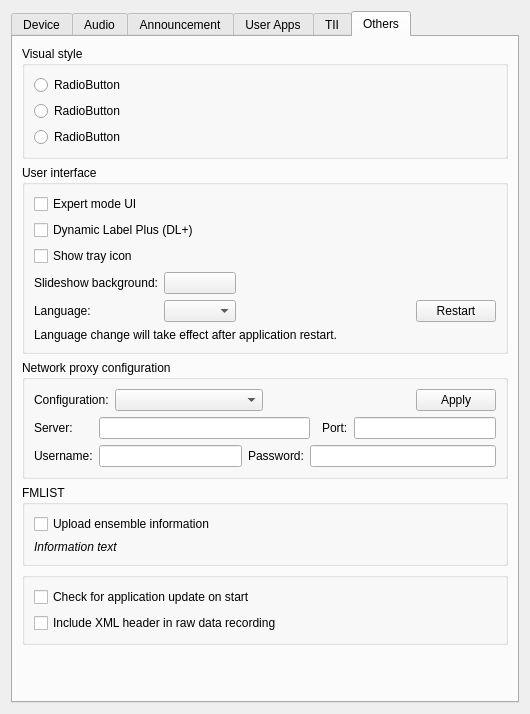
This is gui/setupdialog.ui in KejPi/AbracaDABra as Qt 5 draws it before an edit. The edited form follows.
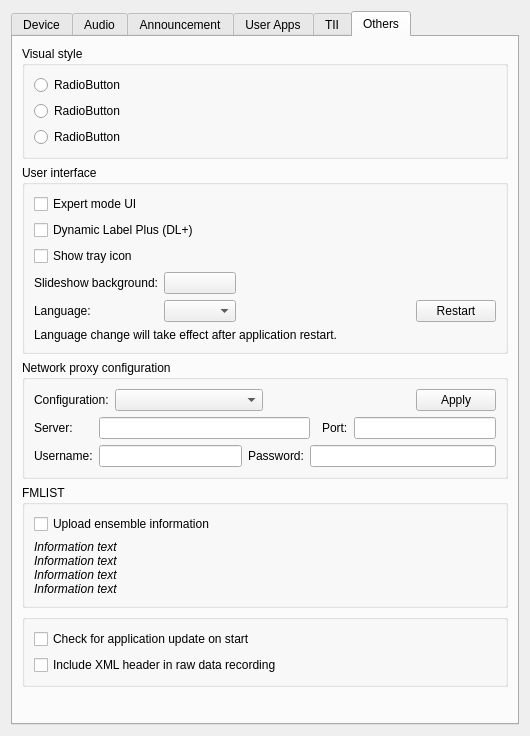
This is the edited form. The open tabs and pages were chosen to show the change. Custom widgets are drawn as their Qt base class.

Commit message: fix: setup dialog resizing

The edit to the form file:
```diff
--- a/gui/setupdialog.ui
+++ b/gui/setupdialog.ui
@@ -7,7 +7,7 @@
     <x>0</x>
     <y>0</y>
     <width>530</width>
-    <height>714</height>
+    <height>736</height>
    </rect>
   </property>
   <property name="minimumSize">
@@ -2680,10 +2680,13 @@
              </font>
             </property>
             <property name="text">
-             <string notr="true">Information text</string>
+             <string notr="true">Information text
+Information text
+Information text
+Information text</string>
             </property>
             <property name="wordWrap">
-             <bool>true</bool>
+             <bool>false</bool>
             </property>
             <property name="openExternalLinks">
              <bool>true</bool>
```
Left out of the diff: 2 changed lines with no effect on the pictures. The commit also changes 1 other file.
